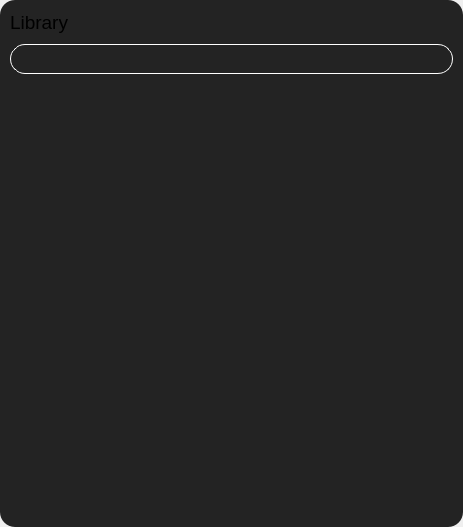
Before: the Qt Designer form src/frontend/library.ui in MilanJzo/eda-mp3, drawn with Qt 5.
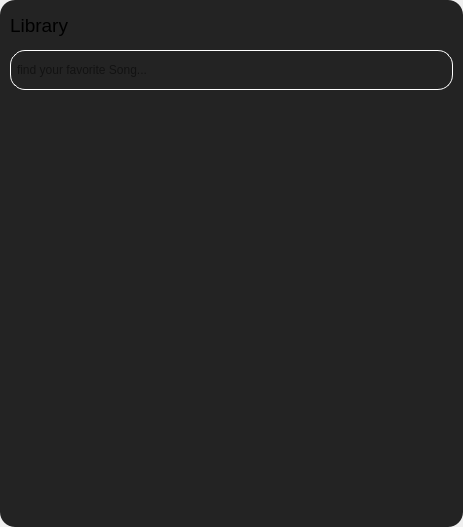
After: the same form once the commit is applied. Icons and pictures are not drawn.

Commit message: button hovers icon fixes and adds

The edit to the form file:
```diff
--- a/src/frontend/library.ui
+++ b/src/frontend/library.ui
@@ -40,8 +40,23 @@
 	border-radius: 15px;
 }
 
-#content QPushButton, #scrollArea {
+#scrollArea {
 	border: none;
+}
+
+QPushButton {
+	min-width: 30px;
+	min-height: 30px;
+	max-height: 30px;
+
+	border: none;
+	border-radius: 15px;
+
+	background-color: rgb(35, 35, 35);
+}
+
+QPushButton:hover {
+	background-color: rgb(53, 53, 53);
 }</string>
      </property>
      <layout class="QVBoxLayout" name="contentLayout">
@@ -81,14 +96,14 @@
          <widget class="QPushButton" name="addButton">
           <property name="minimumSize">
            <size>
-            <width>28</width>
-            <height>24</height>
+            <width>30</width>
+            <height>30</height>
            </size>
           </property>
           <property name="maximumSize">
            <size>
             <width>28</width>
-            <height>24</height>
+            <height>30</height>
            </size>
           </property>
           <property name="text">
@@ -140,6 +155,9 @@
 	border-radius: 15px;
 }</string>
            </property>
+           <property name="placeholderText">
+            <string>find your favorite Song...</string>
+           </property>
           </widget>
          </item>
          <item>
@@ -166,7 +184,7 @@
            <x>0</x>
            <y>0</y>
            <width>443</width>
-           <height>429</height>
+           <height>415</height>
           </rect>
          </property>
         </widget>
```
Left out of the diff: 3 changed lines with no effect on the pictures. The commit also changes 4 other files.
